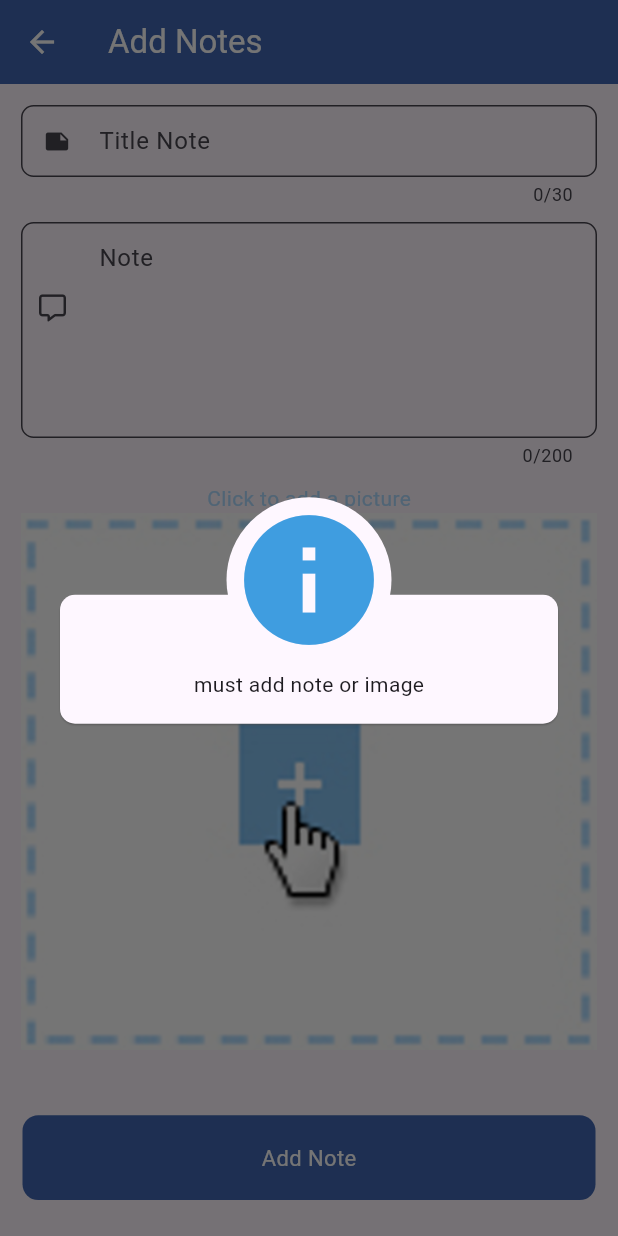
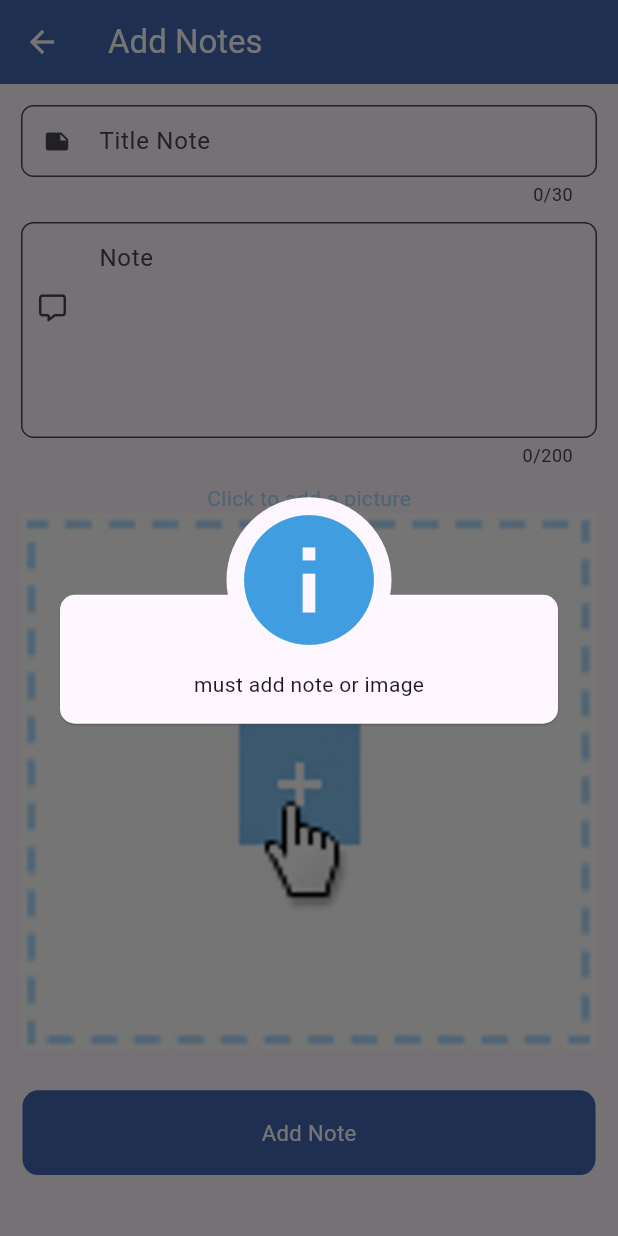
Before and after one commit to AmrMohamed97/life_binder, a Flutter app: the AddNotes screen opened by its route, after a tap on "Add Note", on a phone screen of 412 x 824 dp. Run offline on Flutter 3.47's test engine with Material 3 defaults, Android fonts, the phone set to English and light mode, and no system bars; drawn by our look-alikes of modal_progress_hud_nsn; our stand-ins replace awesome_dialog, cloud_firestore, firebase_auth, firebase_core, firebase_storage, flutter_bloc and 4 more; missing offline and left inert: animated_snack_bar; accounts and stored records are empty.

Commit message:
fix add note page

```diff
--- a/lib/features/add_note/presentation/pages/widgets/add_note_body_form.dart
+++ b/lib/features/add_note/presentation/pages/widgets/add_note_body_form.dart
@@ -34,13 +34,13 @@ class _AddNoteBodyFormState extends State<AddNoteBodyForm> {
           top: 14,
           bottom: 14,
         ),
-        child: Column(
-          children: [
+        child: CustomScrollView(
+          slivers: [
             AddNoteFields(widget: widget),
             if (widget.cubit.file == null)
               ClickToAddNullPicture(widget: widget),
             if (widget.cubit.file != null)
-              Expanded(
+              SliverToBoxAdapter(
                 child: Column(
                   children: [
                     const Text(
--- a/lib/features/add_note/presentation/pages/widgets/add_note_button.dart
+++ b/lib/features/add_note/presentation/pages/widgets/add_note_button.dart
@@ -16,37 +16,35 @@ class AddNoteButton extends StatelessWidget {
 
   @override
   Widget build(BuildContext context) {
-    return CustomGeneralButton(
-      verticalPadding:10,
+    return SliverFillRemaining(
+      hasScrollBody: false,
+      child: Column(
+        children: [
+          const Expanded(child: SizedBox()),
+          CustomGeneralButton(
             horizontalPadding: 1,
-      height: 50*1.13,
-      label:'Add Note',
+            height: 50 * 1.13,
+            label: 'Add Note',
             color: AppColors.blue,
-      onTap: ()async{
+            onTap: () async {
               FocusScope.of(context).requestFocus(FocusNode());
-        // if (formKey.currentState!.validate()) {
               formKey.currentState!.save();
-          // if (widget.cubit.file != null) {
-        if(widget.cubit.file == null && widget.cubit.title!.isEmpty && widget.cubit.note!.isEmpty){
+              if (widget.cubit.file == null &&
+                  widget.cubit.title!.isEmpty &&
+                  widget.cubit.note!.isEmpty) {
                 AwesomeDialog(
                   context: context,
                   title: 'error',
                   body: const Text('must add note or image'),
                 ).show();
-        }else{
+              } else {
                 widget.cubit.uploadNote(context);
               }
-
-          // }
-          // else{
-          //   AwesomeDialog(
-          //     context: context,
-          //     title: 'error',
-          //     body: const Text('must add Image'),
-          //   ).show();
-          // }
-        // }
             },
+          ),
+          const Flexible(child: SizedBox()),
+        ],
+      ),
     );
   }
 }
--- a/lib/features/add_note/presentation/pages/widgets/add_note_fields.dart
+++ b/lib/features/add_note/presentation/pages/widgets/add_note_fields.dart
@@ -14,7 +14,8 @@ class AddNoteFields extends StatelessWidget {
 
   @override
   Widget build(BuildContext context) {
-    return Column(
+    return SliverToBoxAdapter(
+      child: Column(
         children: [
           CustomTextField(
             controller: widget.titleController,
@@ -58,6 +59,7 @@ class AddNoteFields extends StatelessWidget {
           ),
           const  SizedBox(height: 10,),
         ],
+      ),
     );
   }
 }
--- a/lib/features/add_note/presentation/pages/widgets/click_to_add_to_exist_picture.dart
+++ b/lib/features/add_note/presentation/pages/widgets/click_to_add_to_exist_picture.dart
@@ -12,8 +12,7 @@ class ClickToAddToExistPicture extends StatelessWidget {
 
   @override
   Widget build(BuildContext context) {
-    return Expanded(
-      child: GestureDetector(
+    return GestureDetector(
       onTap: (){
         FocusScope.of(context).requestFocus(FocusNode());
         showModalBottomSheet(
@@ -29,7 +28,6 @@ class ClickToAddToExistPicture extends StatelessWidget {
         ),
           clipBehavior: Clip.antiAliasWithSaveLayer,
           child: Image.file(widget.cubit.file!,fit: BoxFit.fill,width: double.infinity,)),
-      ),
     );
   }
 }
--- a/lib/features/add_note/presentation/pages/widgets/click_to_add_to_null_picture.dart
+++ b/lib/features/add_note/presentation/pages/widgets/click_to_add_to_null_picture.dart
@@ -12,7 +12,7 @@ class ClickToAddNullPicture extends StatelessWidget {
 
   @override
   Widget build(BuildContext context) {
-    return Expanded(
+    return SliverToBoxAdapter(
       child: Column(
         children: [
           const Text(
```
Lines whose indentation alone changed are shown as unchanged.
